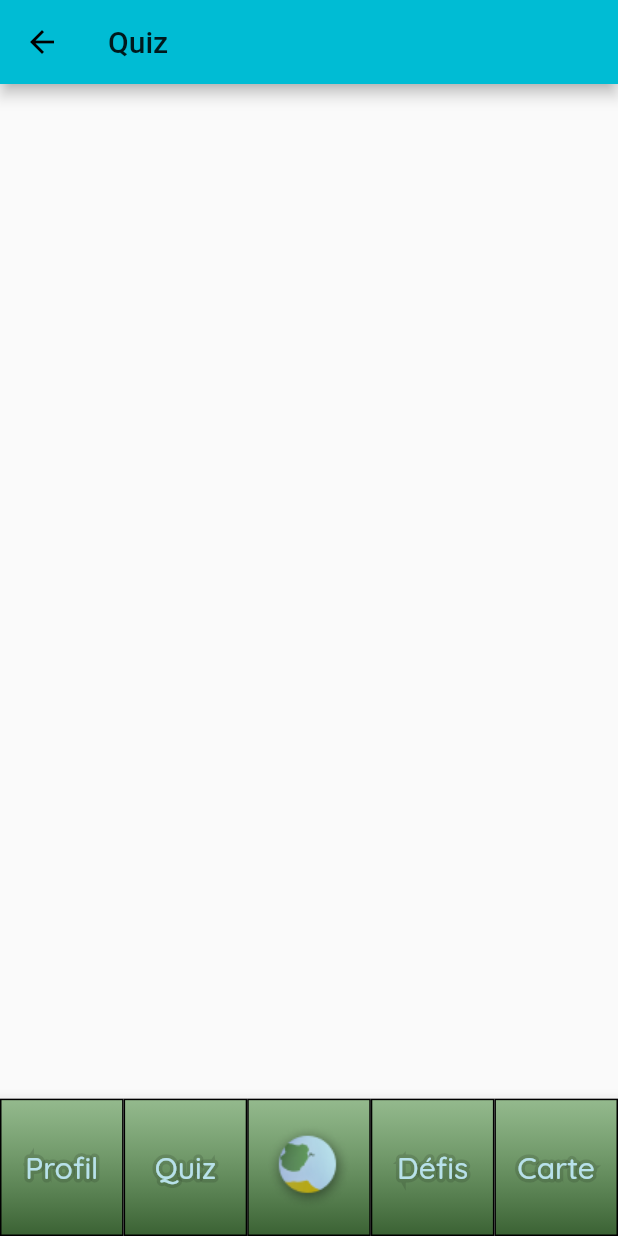
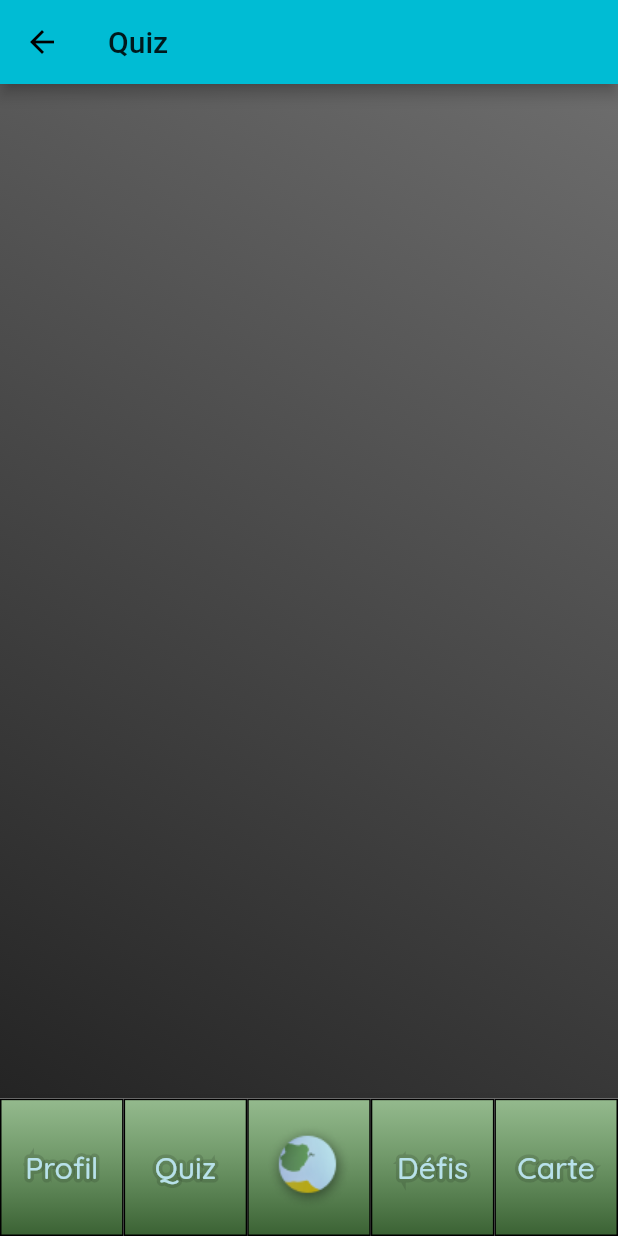
Before and after one commit to thibaultJP/save-your-planet, a Flutter app: the ScaffoldCarte screen opened by its route, after a tap on "Quiz", on a phone screen of 412 x 824 dp. Run offline on Flutter 3.47's test engine with Material 2 defaults, Android fonts, the phone set to English and light mode, and no system bars; our stand-ins replace bottom_navy_bar, google_fonts.

Commit message:
background

```diff
--- a/lib/pageCarte.dart
+++ b/lib/pageCarte.dart
@@ -1,4 +1,5 @@
 import 'package:flutter/material.dart';
+import 'package:save/widgets/background.dart';
 import 'package:save/widgets/menuWidget.dart';
 class ScaffoldCarte extends StatelessWidget {
 
@@ -15,6 +16,12 @@ class ScaffoldCarte extends StatelessWidget {
       appBar: new AppBar(
         title: Text(title),
       ),
+      body: Center(
+
+        child: new Container(
+          decoration: decorationBackground(),
+        ),
+      ),
       bottomNavigationBar: new MenuWidget(),
 
     );
--- a/lib/pageProfil.dart
+++ b/lib/pageProfil.dart
@@ -1,4 +1,5 @@
 import 'package:flutter/material.dart';
+import 'package:save/widgets/background.dart';
 import 'package:save/widgets/menuWidget.dart';
 
 class ScaffoldProfil extends StatelessWidget {
@@ -14,6 +15,12 @@ class ScaffoldProfil extends StatelessWidget {
       appBar: new AppBar(
         title: Text(title),
       ),
+      body: Center(
+
+        child: new Container(
+          decoration: decorationBackground(),
+        ),
+      ),
       bottomNavigationBar: new MenuWidget(),
     );
   }
--- a/lib/pageQuiz.dart
+++ b/lib/pageQuiz.dart
@@ -1,4 +1,5 @@
 import 'package:flutter/material.dart';
+import 'package:save/widgets/background.dart';
 import 'package:save/widgets/menuWidget.dart';
 
 class ScaffoldQuiz extends StatelessWidget {
@@ -14,6 +15,12 @@ class ScaffoldQuiz extends StatelessWidget {
       appBar: new AppBar(
         title: Text(title),
       ),
+      body: Center(
+
+        child: new Container(
+          decoration: decorationBackground(),
+        ),
+      ),
       bottomNavigationBar: new MenuWidget(),
     );
   }
--- /dev/null
+++ b/lib/widgets/background.dart
@@ -0,0 +1,16 @@
+import 'package:flutter/material.dart';
+
+BoxDecoration decorationBackground(){
+  return BoxDecoration(
+    gradient: LinearGradient(
+      begin: Alignment.bottomLeft,
+      end: Alignment.topRight,
+      colors: <Color>[
+        Color.fromRGBO(36, 36, 36, 1),
+        Color.fromRGBO(36, 36, 36, 0.66),
+      ],
+
+    ),
+  );
+
+}
```
Also changed, not shown: lib/pageDefis.dart (+7 -0 lines), lib/widgets/home.dart (+3 -49 lines), lib/widgets/menuWidget.dart (+0 -12 lines).
